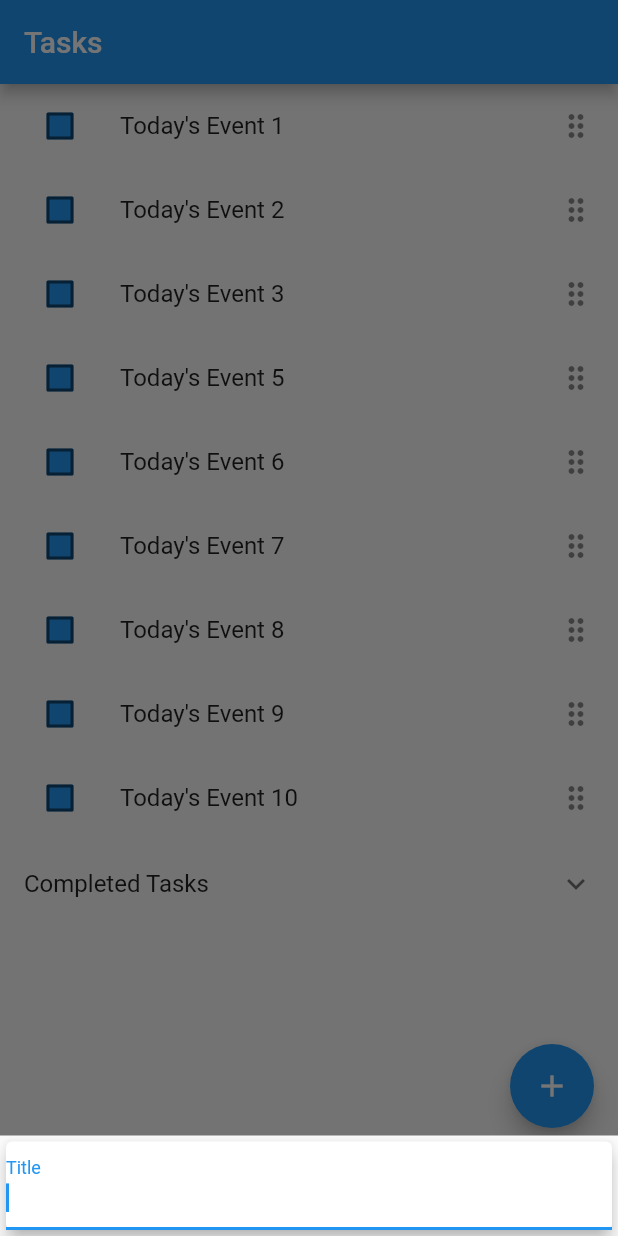
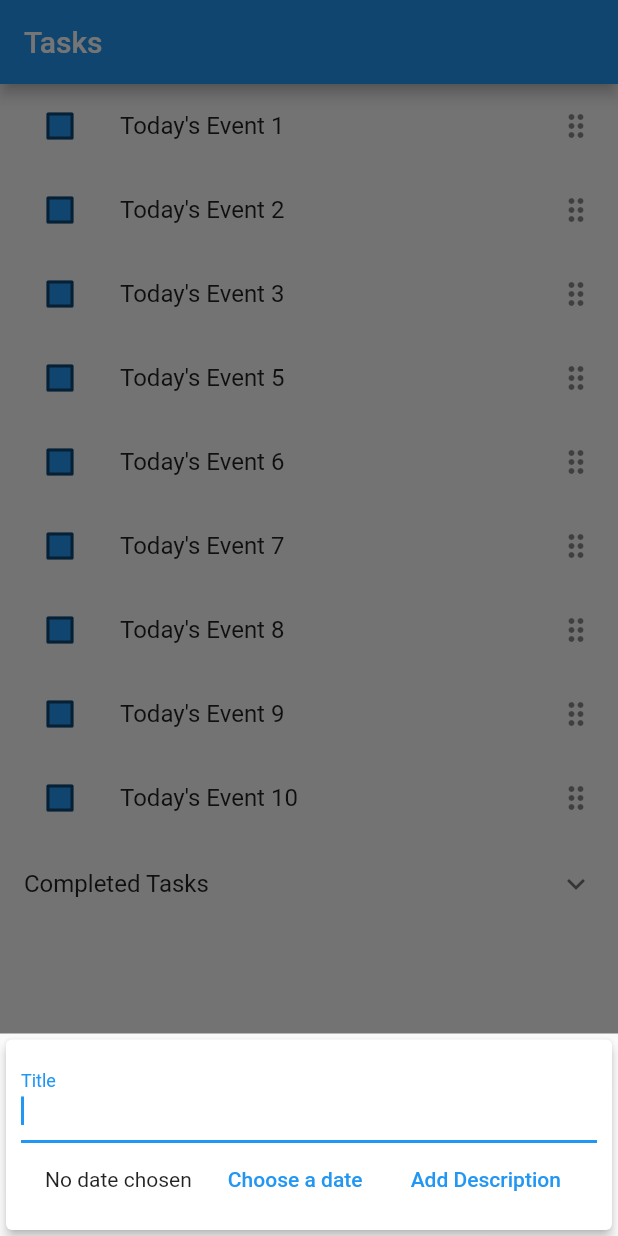
Before and after one commit to dondonjedd/ToDo-Vimigo-App, a Flutter app: the screen it shows after launch, after a tap on "Completed Tasks", after a tap on the "add" icon, on a phone screen of 412 x 824 dp. Run offline on Flutter 3.47's test engine with Material 2 defaults, Android fonts, the phone set to English and light mode, and no system bars; our stand-ins replace table_calendar.

Commit message:
add date and description button to bottom sheet

```diff
--- a/lib/Views/Widgets/addTask_bottomSheet.dart
+++ b/lib/Views/Widgets/addTask_bottomSheet.dart
@@ -1,9 +1,16 @@
 import 'package:flutter/material.dart';
+import 'package:intl/intl.dart';
 
-class AddNewTask extends StatelessWidget {
-  AddNewTask({super.key});
+class AddNewTask extends StatefulWidget {
+  const AddNewTask({super.key});
 
+  @override
+  State<AddNewTask> createState() => _AddNewTaskState();
+}
+
+class _AddNewTaskState extends State<AddNewTask> {
   final _titleController = TextEditingController();
+  DateTime? _chosenDate;
 
   submitData() {
     final enteredTitle = _titleController.text;
@@ -11,17 +18,32 @@ class AddNewTask extends StatelessWidget {
     if (enteredTitle.isEmpty) {
       return;
     }
+  }
 
-
+  _presentDatePicker() {
+    showDatePicker(
+            context: context,
+            initialDate: DateTime.now(),
+            firstDate: DateTime(DateTime.now().year),
+            lastDate: DateTime.now())
+        .then((value) {
+      if (value == null) {
+        return;
+      }
+      setState(() {
+        _chosenDate = value;
+      });
+    });
   }
 
   @override
   Widget build(BuildContext context) {
-    return Card(
-      elevation: 5,
+    return Container(
+      margin: EdgeInsets.only(bottom: MediaQuery.of(context).viewInsets.bottom),
+      child: Card(
+        elevation: 3,
         child: Container(
-        padding:
-            EdgeInsets.only(bottom: MediaQuery.of(context).viewInsets.bottom),
+          padding: const EdgeInsets.all(10),
           child: Column(mainAxisSize: MainAxisSize.min, children: [
             TextField(
               decoration: const InputDecoration(labelText: "Title"),
@@ -29,7 +51,25 @@ class AddNewTask extends StatelessWidget {
               controller: _titleController,
               onSubmitted: (_) => submitData(),
             ),
+            Row(
+              mainAxisAlignment: MainAxisAlignment.spaceEvenly,
+              children: [
+                _chosenDate == null
+                    ? const Text("No date chosen")
+                    : Text(DateFormat("dd/MM/yyyy").format(_chosenDate!)),
+                TextButton(
+                    onPressed: _presentDatePicker,
+                    child: Text(
+                      "Choose a date",
+                      style: TextStyle(
+                          color: Theme.of(context).colorScheme.primary),
+                    )),
+                TextButton(
+                    onPressed: () {}, child: const Text("Add Description"))
+              ],
+            )
           ]),
+        ),
       ),
     );
   }
```
Lines whose indentation alone changed are shown as unchanged.
